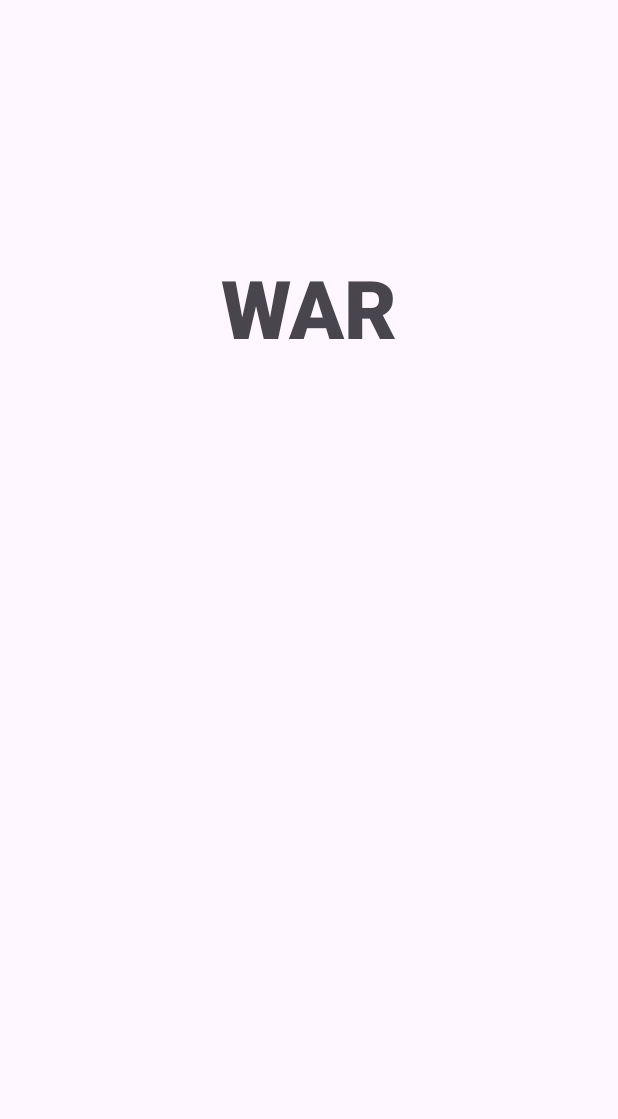
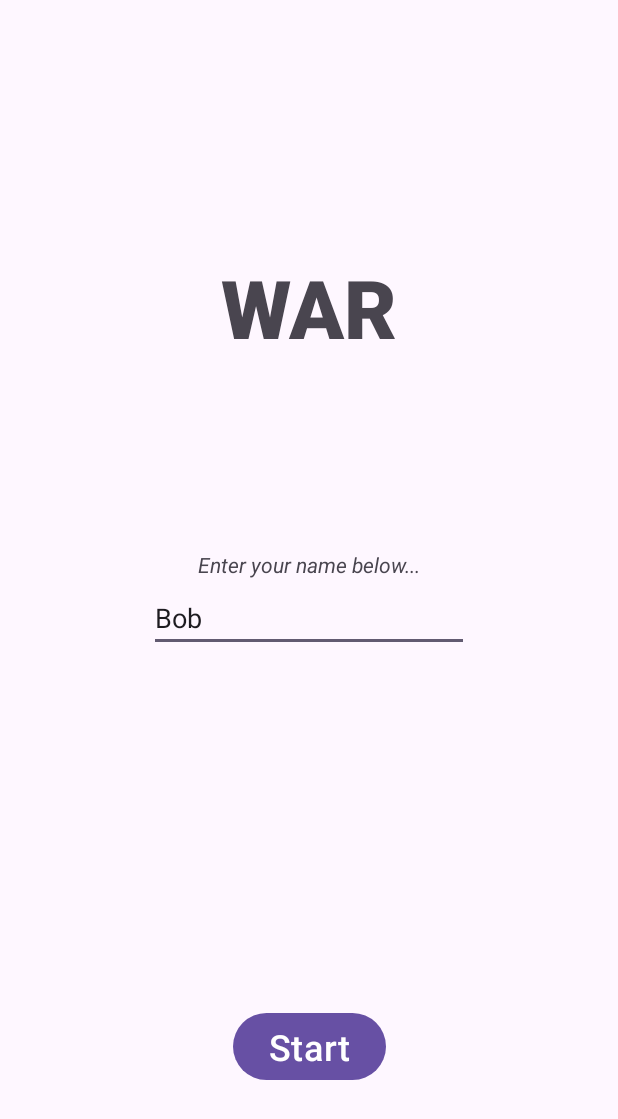
Before and after one commit to ElinFoUni/WarCardGame, an Android app: the screen it shows after launch (MainMenuActivity), on a phone screen of 412 x 824 dp. Shown: the top 1119 px of the screen. Run offline under Robolectric (Android 15) with nearby library versions, the phone set to English and light mode, and no system bars.

Commit message:
Player can enter their name

```diff
--- a/app/src/main/AndroidManifest.xml
+++ b/app/src/main/AndroidManifest.xml
@@ -20,10 +20,11 @@
             android:exported="false" />
         <activity
             android:name=".MainActivity"
-            android:exported="true" />
+            android:exported="false" />
         <activity
             android:name=".MainMenuActivity"
-            android:exported="true" >
+            android:exported="true"
+            android:screenOrientation="portrait">
             <intent-filter>
                 <action android:name="android.intent.action.MAIN" />
 
--- a/app/src/main/java/Classes/Deck.kt
+++ b/app/src/main/java/Classes/Deck.kt
@@ -1,4 +1,5 @@
 package Classes
 
 class Deck {
+
 }
--- a/app/src/main/java/Classes/Game.kt
+++ b/app/src/main/java/Classes/Game.kt
@@ -1,4 +1,22 @@
 package Classes
 
 class Game {
+
+    fun winBattleState() {
+
+    }
+
+    fun loseBattleState() {
+
+    }
+
+    //(Simple version - cannot actually use the "war" mechanic for now)
+    fun drawBattleState() {
+
+    }
+
+    /*fun war() {
+
+    }*/
+
 }
--- a/app/src/main/java/Classes/Player.kt
+++ b/app/src/main/java/Classes/Player.kt
@@ -1,4 +1,10 @@
 package Classes
 
-class Player {
+import com.example.war.MainMenuActivity
+
+class Player(val name: String, var cardsLeft: Int = 0) {
+
+
+
+
 }
--- a/app/src/main/java/com/example/war/MainMenuActivity.kt
+++ b/app/src/main/java/com/example/war/MainMenuActivity.kt
@@ -1,12 +1,21 @@
 package com.example.war
 
+import android.content.Intent
+import android.hardware.biometrics.PromptContentItemPlainText
 import android.os.Bundle
+import android.widget.Button
+import android.widget.EditText
+import android.widget.TextView
 import androidx.activity.enableEdgeToEdge
 import androidx.appcompat.app.AppCompatActivity
 import androidx.core.view.ViewCompat
 import androidx.core.view.WindowInsetsCompat
 
 class MainMenuActivity : AppCompatActivity() {
+
+    //player name
+    lateinit var nameEditText : EditText
+
     override fun onCreate(savedInstanceState: Bundle?) {
         super.onCreate(savedInstanceState)
         enableEdgeToEdge()
@@ -16,5 +25,25 @@ class MainMenuActivity : AppCompatActivity() {
             v.setPadding(systemBars.left, systemBars.top, systemBars.right, systemBars.bottom)
             insets
         }
+
+        nameEditText = findViewById(R.id.nameEditText)
+        // returns the player name as a string
+        fun getPlayerName() : String {
+            val playerName = nameEditText.text.toString()
+            return playerName
+        }
+
+        // Code below takes the app to the main class
+        var startButton = findViewById<Button>(R.id.startGameButton)
+
+        startButton.setOnClickListener{
+            val intent = Intent(this, MainActivity::class.java)
+            //sends the player name to MainActivity as an extra
+            val playerName = getPlayerName()
+            intent.putExtra("player_name", playerName)
+
+            startActivity(intent)
+
+        }
     }
 }
--- a/app/src/main/res/layout/activity_main_menu.xml
+++ b/app/src/main/res/layout/activity_main_menu.xml
@@ -5,10 +5,11 @@
     android:id="@+id/main"
     android:layout_width="match_parent"
     android:layout_height="match_parent"
+    android:clickable="true"
     tools:context=".MainMenuActivity">
 
     <TextView
-        android:id="@+id/gameTitle"
+        android:id="@+id/gameTitleView"
         android:layout_width="wrap_content"
         android:layout_height="wrap_content"
         android:layout_marginTop="70dp"
@@ -22,4 +23,41 @@
         app:layout_constraintStart_toStartOf="parent"
         app:layout_constraintTop_toTopOf="parent"
         app:layout_constraintVertical_bias="0.145" />
+
+    <Button
+        android:id="@+id/startGameButton"
+        android:layout_width="wrap_content"
+        android:layout_height="wrap_content"
+        android:layout_marginBottom="100dp"
+        android:text="Start"
+        android:textSize="24sp"
+        app:layout_constraintBottom_toBottomOf="parent"
+        app:layout_constraintEnd_toEndOf="parent"
+        app:layout_constraintStart_toStartOf="parent" />
+
+    <TextView
+        android:id="@+id/namePromptView"
+        android:layout_width="wrap_content"
+        android:layout_height="wrap_content"
+        android:layout_marginBottom="3dp"
+        android:text="Enter your name below..."
+        android:textStyle="italic"
+        app:layout_constraintBottom_toTopOf="@+id/nameEditText"
+        app:layout_constraintEnd_toEndOf="parent"
+        app:layout_constraintHorizontal_bias="0.5"
+        app:layout_constraintStart_toStartOf="parent" />
+
+    <EditText
+        android:id="@+id/nameEditText"
+        android:layout_width="wrap_content"
+        android:layout_height="wrap_content"
+        android:ems="10"
+        android:inputType="text"
+        android:text="Bob"
+        app:layout_constraintBottom_toBottomOf="parent"
+        app:layout_constraintEnd_toEndOf="parent"
+        app:layout_constraintHorizontal_bias="0.5"
+        app:layout_constraintStart_toStartOf="parent"
+        app:layout_constraintTop_toTopOf="parent" />
+
 </androidx.constraintlayout.widget.ConstraintLayout>
```
